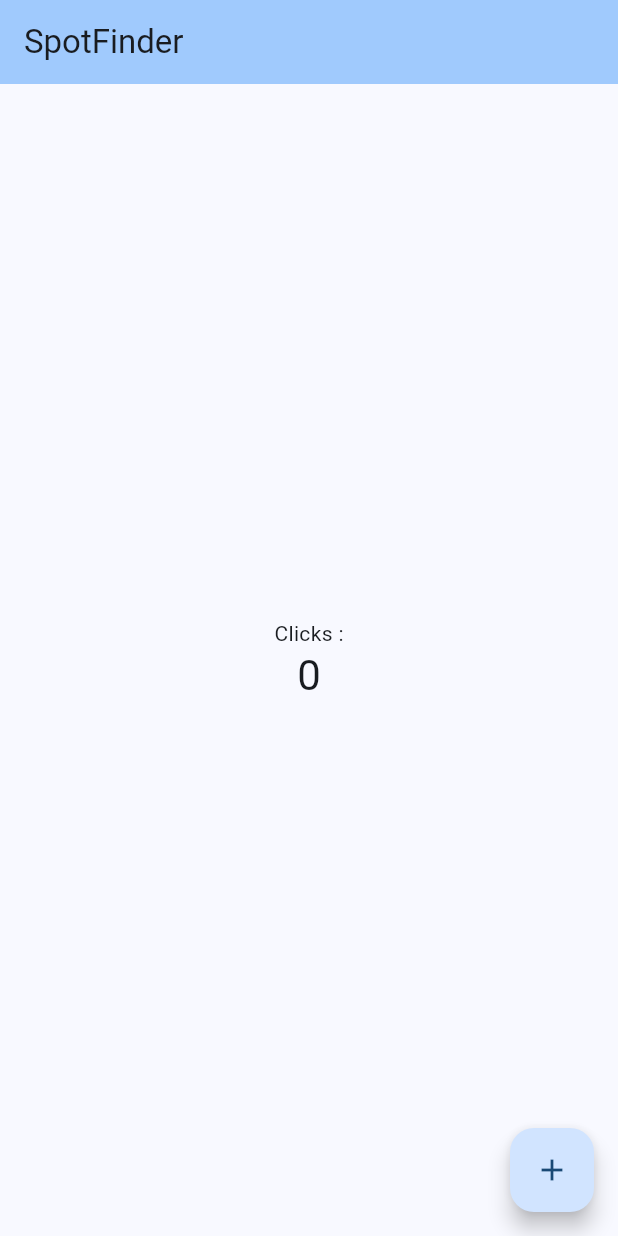
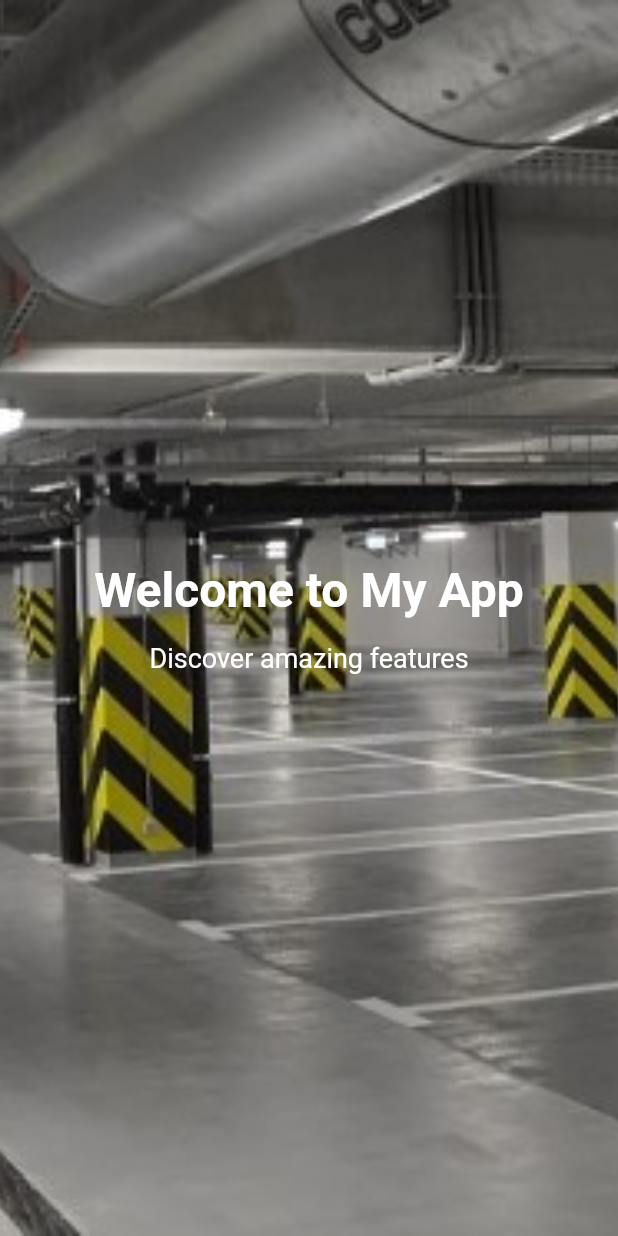
Before and after one commit to Aby-ss/SpotFinder, a Flutter app: the screen it shows after launch, on a phone screen of 412 x 824 dp. Run offline on Flutter 3.47's test engine with Material 2 defaults, Android fonts, the phone set to English and light mode, and no system bars.

Commit message:
Added UI update ✅

```diff
--- a/spotfinder/lib/main.dart
+++ b/spotfinder/lib/main.dart
@@ -1,125 +1,61 @@
 import 'package:flutter/material.dart';
 
-void main() {
-  runApp(const MyApp());
-}
+void main() => runApp(MyApp());
 
 class MyApp extends StatelessWidget {
-  const MyApp({super.key});
-
-  // This widget is the root of your application.
   @override
   Widget build(BuildContext context) {
     return MaterialApp(
-      title: 'Flutter Demo',
+      title: 'Flutter UI',
       theme: ThemeData(
-        // This is the theme of your application.
-        //
-        // TRY THIS: Try running your application with "flutter run". You'll see
-        // the application has a blue toolbar. Then, without quitting the app,
-        // try changing the seedColor in the colorScheme below to Colors.green
-        // and then invoke "hot reload" (save your changes or press the "hot
-        // reload" button in a Flutter-supported IDE, or press "r" if you used
-        // the command line to start the app).
-        //
-        // Notice that the counter didn't reset back to zero; the application
-        // state is not lost during the reload. To reset the state, use hot
-        // restart instead.
-        //
-        // This works for code too, not just values: Most code changes can be
-        // tested with just a hot reload.
-        colorScheme: ColorScheme.fromSeed(seedColor: Colors.blue),
-        useMaterial3: true,
+        primarySwatch: Colors.blue,
       ),
-      home: const MyHomePage(title: 'SpotFinder'),
+      home: MyHomePage(),
     );
   }
 }
 
-class MyHomePage extends StatefulWidget {
-  const MyHomePage({super.key, required this.title});
-
-  // This widget is the home page of your application. It is stateful, meaning
-  // that it has a State object (defined below) that contains fields that affect
-  // how it looks.
-
-  // This class is the configuration for the state. It holds the values (in this
-  // case the title) provided by the parent (in this case the App widget) and
-  // used by the build method of the State. Fields in a Widget subclass are
-  // always marked "final".
-
-  final String title;
-
-  @override
-  State<MyHomePage> createState() => _MyHomePageState();
-}
-
-class _MyHomePageState extends State<MyHomePage> {
-  int _counter = 0;
-
-  void _incrementCounter() {
-    setState(() {
-      // This call to setState tells the Flutter framework that something has
-      // changed in this State, which causes it to rerun the build method below
-      // so that the display can reflect the updated values. If we changed
-      // _counter without calling setState(), then the build method would not be
-      // called again, and so nothing would appear to happen.
-      _counter++;
-    });
-  }
-
+class MyHomePage extends StatelessWidget {
   @override
   Widget build(BuildContext context) {
-    // This method is rerun every time setState is called, for instance as done
-    // by the _incrementCounter method above.
-    //
-    // The Flutter framework has been optimized to make rerunning build methods
-    // fast, so that you can just rebuild anything that needs updating rather
-    // than having to individually change instances of widgets.
     return Scaffold(
-      appBar: AppBar(
-        // TRY THIS: Try changing the color here to a specific color (to
-        // Colors.amber, perhaps?) and trigger a hot reload to see the AppBar
-        // change color while the other colors stay the same.
-        backgroundColor: Theme.of(context).colorScheme.inversePrimary,
-        // Here we take the value from the MyHomePage object that was created by
-        // the App.build method, and use it to set our appbar title.
-        title: Text(widget.title),
+      body: Stack(
+        children: <Widget>[
+          // Background Image
+          Container(
+            decoration: BoxDecoration(
+              image: DecorationImage(
+                image: AssetImage('assets/Car Park shot.jpg'),
+                fit: BoxFit.cover,
               ),
-      body: Center(
-        // Center is a layout widget. It takes a single child and positions it
-        // in the middle of the parent.
+            ),
+          ),
+          // Header and Caption
+          Center(
             child: Column(
-          // Column is also a layout widget. It takes a list of children and
-          // arranges them vertically. By default, it sizes itself to fit its
-          // children horizontally, and tries to be as tall as its parent.
-          //
-          // Column has various properties to control how it sizes itself and
-          // how it positions its children. Here we use mainAxisAlignment to
-          // center the children vertically; the main axis here is the vertical
-          // axis because Columns are vertical (the cross axis would be
-          // horizontal).
-          //
-          // TRY THIS: Invoke "debug painting" (choose the "Toggle Debug Paint"
-          // action in the IDE, or press "p" in the console), to see the
-          // wireframe for each widget.
               mainAxisAlignment: MainAxisAlignment.center,
               children: <Widget>[
-            const Text(
-              'Clicks :',
+                Text(
+                  'Welcome to My App',
+                  style: TextStyle(
+                    fontSize: 32,
+                    color: Colors.white,
+                    fontWeight: FontWeight.bold,
                   ),
+                ),
+                SizedBox(height: 16),
                 Text(
-              '$_counter',
-              style: Theme.of(context).textTheme.headlineMedium,
+                  'Discover amazing features',
+                  style: TextStyle(
+                    fontSize: 18,
+                    color: Colors.white,
+                  ),
                 ),
               ],
             ),
           ),
-      floatingActionButton: FloatingActionButton(
-        onPressed: _incrementCounter,
-        tooltip: 'Increment',
-        child: const Icon(Icons.add),
-      ), // This trailing comma makes auto-formatting nicer for build methods.
+        ],
+      ),
     );
   }
 }
--- a/spotfinder/pubspec.yaml
+++ b/spotfinder/pubspec.yaml
@@ -88,3 +88,7 @@ flutter:
   #
   # For details regarding fonts from package dependencies,
   # see https://flutter.dev/custom-fonts/#from-packages
+
+
+  assets:
+    - assets/Car Park shot.jpg
```
Also changed, not shown: spotfinder/assets/Car Park shot.jpg (added). Lines whose indentation alone changed are shown as unchanged.
